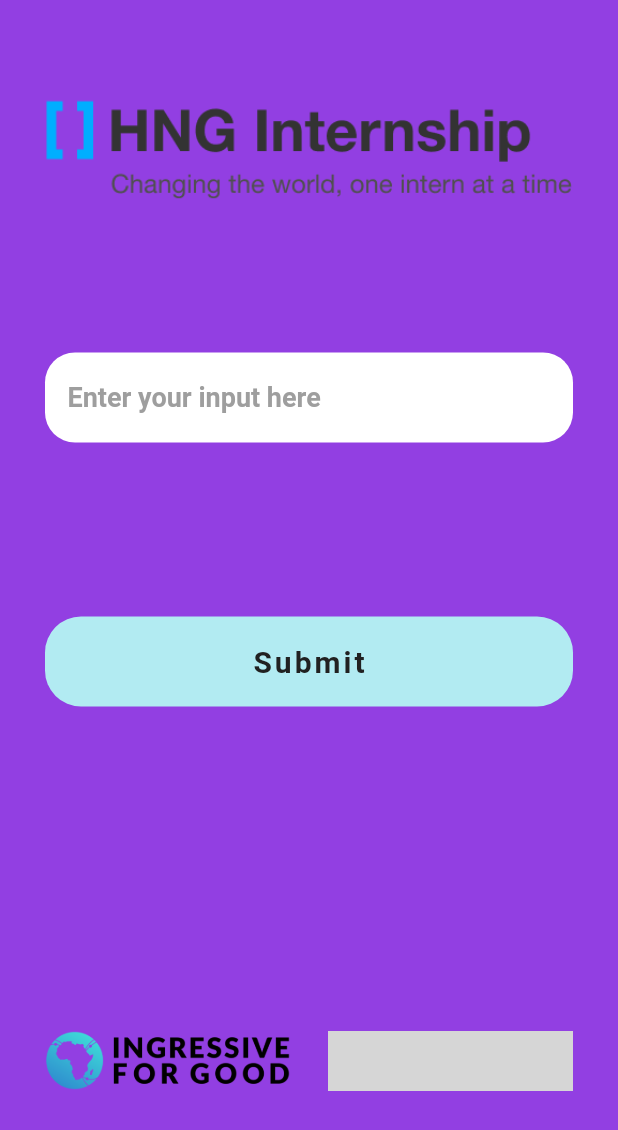
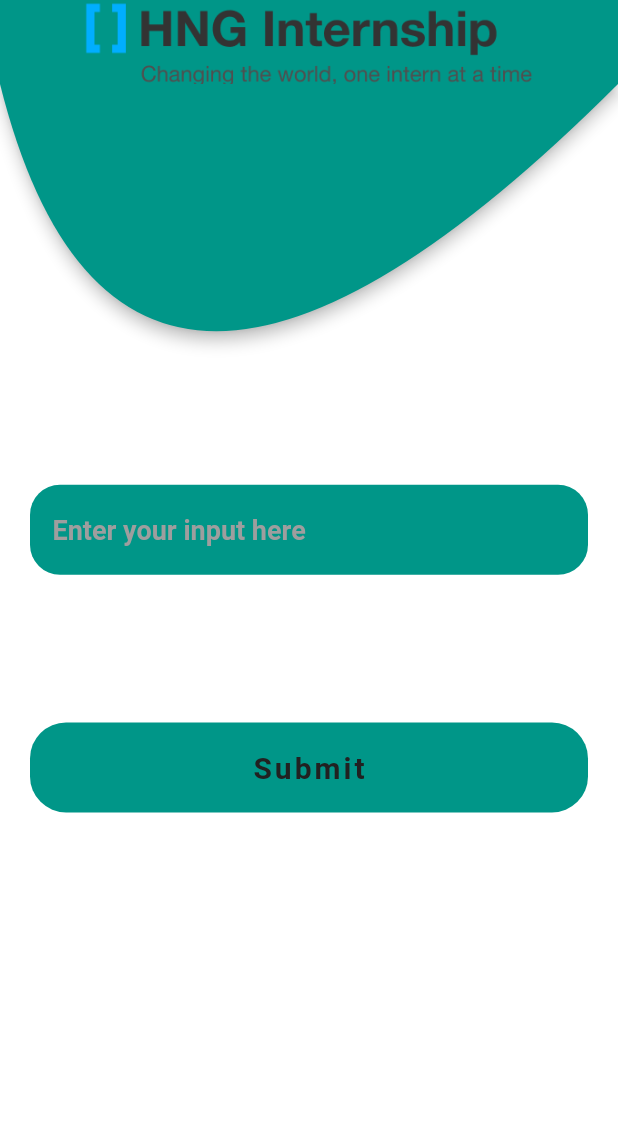
Before and after one commit to Nathaniel-Akubuo/hng-stage-two-general-task, a Flutter app: the screen it shows after launch, on a phone screen of 412 x 824 dp. Shown: the top 1130 px of the screen. Run offline on Flutter 3.47's test engine with Material 2 defaults, Android fonts, the phone set to English and light mode, and no system bars; our stand-ins replace url_launcher_web; grey boxes are pictures that could not be loaded.

Commit message:
latest changes

```diff
--- a/lib/main.dart
+++ b/lib/main.dart
@@ -12,8 +12,7 @@
   Widget build(BuildContext context) {
     return MaterialApp(
       debugShowCheckedModeBanner: false,
-      theme: ThemeData(
-          primaryColor: Color(0xff00BCD4), accentColor: Color(0xff009688)),
+      theme: ThemeData(primaryColor: Color(0xff009688)),
       home: HomePage(),
     );
   }
@@ -38,80 +37,80 @@
 
   @override
   Widget build(BuildContext context) {
-    return Container(
-      decoration: BoxDecoration(
-        color: Color(0xff923FE2),
+    final _mediaQuery = MediaQuery.of(context).size;
+    return Scaffold(
+      appBar: AppBar(
+//        backgroundColor: Color(0xff923FE2),
+        centerTitle: true,
+        title: Image.asset('assets/hng.png', height: 60),
+        shape: CurvedShape(_mediaQuery.height * 0.2),
       ),
-      child: Scaffold(
-        backgroundColor: Colors.transparent,
+      backgroundColor: Colors.white,
       body: SingleChildScrollView(
-          padding: EdgeInsets.all(30),
+        padding: EdgeInsets.all(20),
         child: Column(
           children: [
-              SizedBox(height: 30),
-              GestureDetector(
-                onTap: () => _launchURL(hngURL),
-                child: Image.asset('assets/hng.png', height: 75),
-              ),
-              SizedBox(height: 100),
+            SizedBox(height: _mediaQuery.height * 0.3),
             Form(
               key: formKey,
-                child: Column(
-                  children: [
-                    TextFormFieldContainer(
+              child: TextFormFieldContainer(
                 controller: controller,
+                labelText: 'Enter an input',
+                validator: (String value) {
+                  if (value.isEmpty) {
+                    return '';
+                  }
+                },
               ),
-                    SizedBox(height: 100),
+            ),
+            SizedBox(height: _mediaQuery.height * 0.1),
             RoundedButton(
               onPressed: () {
                 if (controller.text.isNotEmpty) {
+//                  showDialog(
+//                    context: context,
+//                    builder: (context) => AlertDialog(
+//                      backgroundColor: Color(0xff923FE2),
+//                      content: Text(
+//                        controller.text,
+//                        textAlign: TextAlign.center,
+//                        style: TextStyle(
+//                            color: Colors.black, fontWeight: FontWeight.bold),
+//                      ),
+//                    ),
+//                  );
                   var snackBar = SnackBar(
                     behavior: SnackBarBehavior.floating,
-                            shape: RoundedRectangleBorder(
-                                borderRadius: BorderRadius.circular(20)),
-                            backgroundColor: Color(0xffB2EBF2),
+                    shape: RoundedRectangleBorder(borderRadius: BorderRadius.circular(20)),
                     content: Text(
                       controller.text,
                       textAlign: TextAlign.center,
                       style: TextStyle(
-                                  color: Color(0xff212121),
-                                  fontSize: 20,
-                                  letterSpacing: 2,
-                                  fontWeight: FontWeight.bold),
+                          color: Colors.black, fontWeight: FontWeight.bold),
                     ),
+                    backgroundColor: Color(0xff009688),
                   );
                   ScaffoldMessenger.of(context).showSnackBar(snackBar);
                 }
               },
-                    ),
-                  ],
-                ),
-              ),
-              SizedBox(height: 50),
-              SizedBox(
-                height: 150,
-              ),
-              Row(
-                children: [
-                  Expanded(
-                    child: GestureDetector(
-                        onTap: () => _launchURL(i4gURL),
-                        child: Image.asset('assets/i4g.png', height: 40)),
-                  ),
-                  SizedBox(
-                    width: 25,
-                  ),
-                  Expanded(
-                    child: GestureDetector(
-                        onTap: () => _launchURL(zuriURL),
-                        child: Image.asset('assets/zuri.png', height: 40)),
             )
           ],
-              )
-            ],
-          ),
         ),
       ),
     );
   }
 }
+
+class CurvedShape extends ContinuousRectangleBorder {
+  const CurvedShape(this.curveHeight);
+
+  final double curveHeight;
+
+  @override
+  Path getOuterPath(Rect rect, {TextDirection? textDirection}) => Path()
+    ..lineTo(0, rect.size.height)
+    ..quadraticBezierTo(rect.size.width / 5, rect.size.height + curveHeight * 2,
+        rect.size.width, rect.size.height)
+    ..lineTo(rect.size.width, 0)
+    ..close();
+}
--- a/lib/rounded_button.dart
+++ b/lib/rounded_button.dart
@@ -1,17 +1,16 @@
 import 'package:flutter/material.dart';
 
 class RoundedButton extends StatelessWidget {
-  final Color? textColor;
   final VoidCallback? onPressed;
 
-  RoundedButton({this.onPressed, this.textColor});
+  RoundedButton({this.onPressed});
 
   @override
   Widget build(BuildContext context) {
     return Padding(
       padding: EdgeInsets.symmetric(vertical: 16.0),
       child: Material(
-        color: Color(0xffB2EBF2),
+        color:Color(0xff009688),
         borderRadius: BorderRadius.circular(24),
         child: MaterialButton(
           onPressed: onPressed,
--- a/lib/text_form_field_container.dart
+++ b/lib/text_form_field_container.dart
@@ -27,13 +27,13 @@
       padding: EdgeInsets.only(left: 10),
       height: 60,
       decoration: BoxDecoration(
-          borderRadius: BorderRadius.circular(20), color: Colors.white),
+        borderRadius: BorderRadius.circular(20),
+        color: Color(0xff009688),
+      ),
       child: Center(
         child: TextFormField(
           style: TextStyle(
-              color: Colors.black,
-              fontSize: 18,
-              fontWeight: FontWeight.bold),
+              color: Colors.black, fontSize: 18, fontWeight: FontWeight.bold),
           controller: widget.controller,
           textInputAction: TextInputAction.send,
           decoration: InputDecoration(
```
Also changed, not shown: 2 other files. Lines whose indentation alone changed are shown as unchanged.
